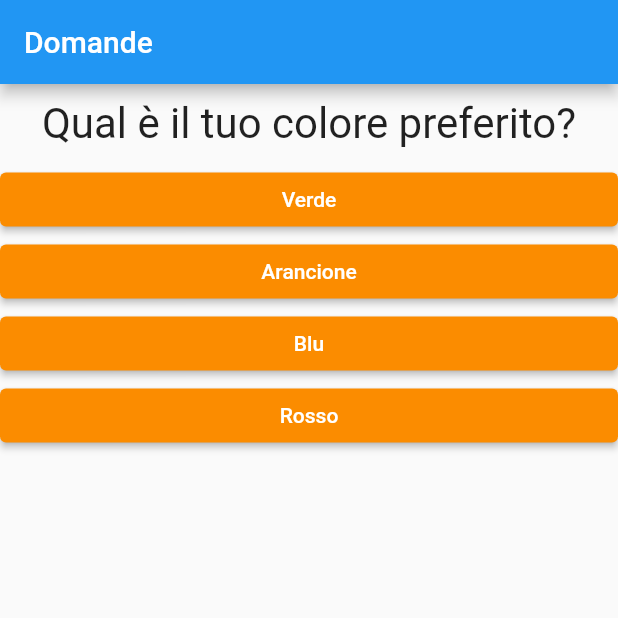
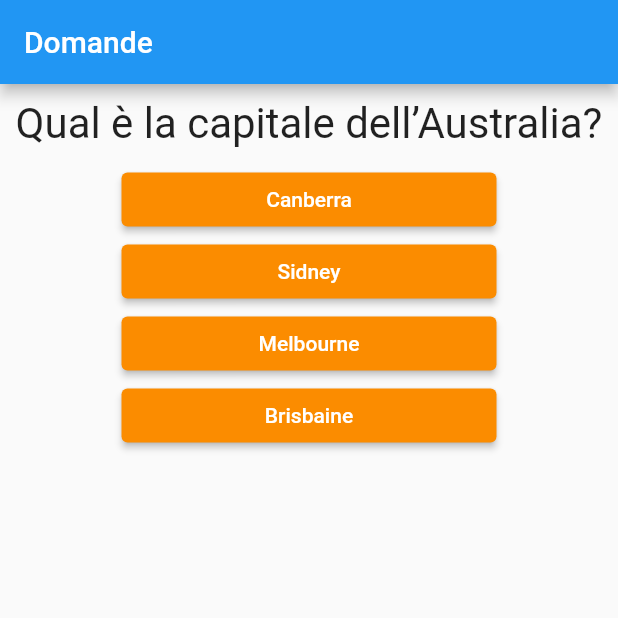
Before and after one commit to Kimo5ab3/flutter_test, a Flutter app: the screen it shows after launch, on a phone screen of 412 x 824 dp, the top half of it. Run offline on Flutter 3.47's test engine with Material 2 defaults, Android fonts, the phone set to English and light mode, and no system bars.

Commit message:
some trouble width VoidCallback

```diff
--- a/lib/answer.dart
+++ b/lib/answer.dart
@@ -10,7 +10,7 @@ class Answer extends StatelessWidget {
   @override
   Widget build(BuildContext context) {
     return Container(
-      width: double.infinity,
+      width: 250,
       child: ElevatedButton(
             style: ButtonStyle(
               backgroundColor: MaterialStateProperty.all(Colors.orange.shade600),
--- a/lib/main.dart
+++ b/lib/main.dart
@@ -24,9 +24,11 @@ class MyApp extends StatefulWidget {
 
 class _MyAppState extends State<MyApp> {
   int _indiceDomanda = 0;
+  int _totalScore = 0;
   // con il segno di underscore prima di una proprietà o un metodo rendiamo privato il metodo o la proprietà
-  void _answerQuestion() {
+  void _answerQuestion(int score) {
     setState(() {
+      _totalScore = _totalScore + score;
       _indiceDomanda += 1;
     });
     //print(indiceDomanda);
@@ -47,17 +49,44 @@ class _MyAppState extends State<MyApp> {
       //creazione di semplici Mappe chiave-valore per gestire domande e risposte
       //oggetti derivati dalla classe Map
       {
-        'questionText': 'Qual è il tuo colore preferito?',
-        'answers': ['Verde', 'Arancione', 'Blu', 'Rosso'],
+        'questionText': 'Qual è la capitale dell’Australia?',
+        'answers': [
+          {'txt': 'Canberra', 'score': 10},
+          {'txt': 'Sidney', 'score': 0},
+          {'txt': 'Melbourne', 'score': 0},
+          {'txt': 'Brisbaine', 'score': 0}
+        ],
       },
       {
-        'questionText': 'Qual è il tuo animale preferito?',
-        'answers': ['Cane', 'Gatto', 'Gorilla', 'Scimmia']
+        'questionText':
+            'In che anno si sono tenuti gli ultimi Mondiali di calcio in Italia?',
+        'answers': [
+          {'txt': '1956', 'score': 0},
+          {'txt': '2006', 'score': 0},
+          {'txt': '1990', 'score': 10},
+          {'txt': '1985', 'score': 0}
+        ],
       },
       {
-        'questionText': 'Qual è il tuo sport preferito?',
-        'answers': ['Trail', 'Calcio', 'Powerlifting', 'Gravel', 'Kettlebell']
-      }
+        'questionText':
+            'Come si chiama il primo lungometraggio di Steven Spielberg?',
+        'answers': [
+          {'txt': 'Lo Squalo', 'score': 0},
+          {'txt': 'Duel', 'score': 10},
+          {'txt': 'Salvate il sodato Rayan', 'score': 0},
+          {'txt': 'The Post', 'score': 0}
+        ],
+      },
+      {
+        'questionText':
+            'Quale software house ha inventato Sonic, il porcospino blu?',
+        'answers': [
+          {'txt': 'Sega', 'score': 10},
+          {'txt': 'Blizzard', 'score': 0},
+          {'txt': 'Respawn', 'score': 0},
+          {'txt': 'Sony', 'score': 0}
+        ],
+      },
     ];
     //build() ritorna un widget
     return MaterialApp(
@@ -66,10 +95,10 @@ class _MyAppState extends State<MyApp> {
         body: _indiceDomanda < _domande.length
             ? Quiz(
                 answerQuestion: _answerQuestion,
+                questionIndex: _indiceDomanda,
                 domande: _domande,
-                questionIndex: _indiceDomanda,
               )
-            : Result('Non ci sono più domande'),
+            : Result(_totalScore),
       ),
     ); //MaterialApp è un widget di Flutter che accetta parametri denominati es-> home
   }
--- a/lib/quiz.dart
+++ b/lib/quiz.dart
@@ -5,7 +5,7 @@ import 'answer.dart';
 
 class Quiz extends StatelessWidget {
   final List<Map<String, Object>> domande;
-  final VoidCallback answerQuestion;
+  final answerQuestion;
   final int questionIndex;
 
   Quiz({
@@ -19,10 +19,13 @@ class Quiz extends StatelessWidget {
     return Column(
       children: <Widget>[
         Question(domande[questionIndex]['questionText']),
-        ...(domande[questionIndex]['answers'] as List<String>).map((domanda) {
-          return Answer(answerQuestion, domanda);
+        ...(domande[questionIndex]['answers'] as List<Map<String, Object>>).map((domanda) {
+          return Answer(()=> answerQuestion(domanda['score']), domanda['txt']);
         }).toList()
       ],
     );
   }
 }
+
+class voidCallback {
+}
--- a/lib/result.dart
+++ b/lib/result.dart
@@ -1,12 +1,19 @@
 import 'package:flutter/material.dart';
 
+// ignore: must_be_immutable
 class Result extends StatelessWidget {
-  String output;
+  final int resultScore;
 
-  Result(this.output);
+  Result(this.resultScore);
 
   @override
   Widget build(BuildContext context) {
-    return Center(child: Text(output));
+    return Center(
+      child: Text(
+        'Il tuo punteggio è ${resultScore}',
+        style: TextStyle(fontSize: 36, fontWeight: FontWeight.bold),
+        textAlign: TextAlign.center,
+      ),
+    );
   }
 }
```
